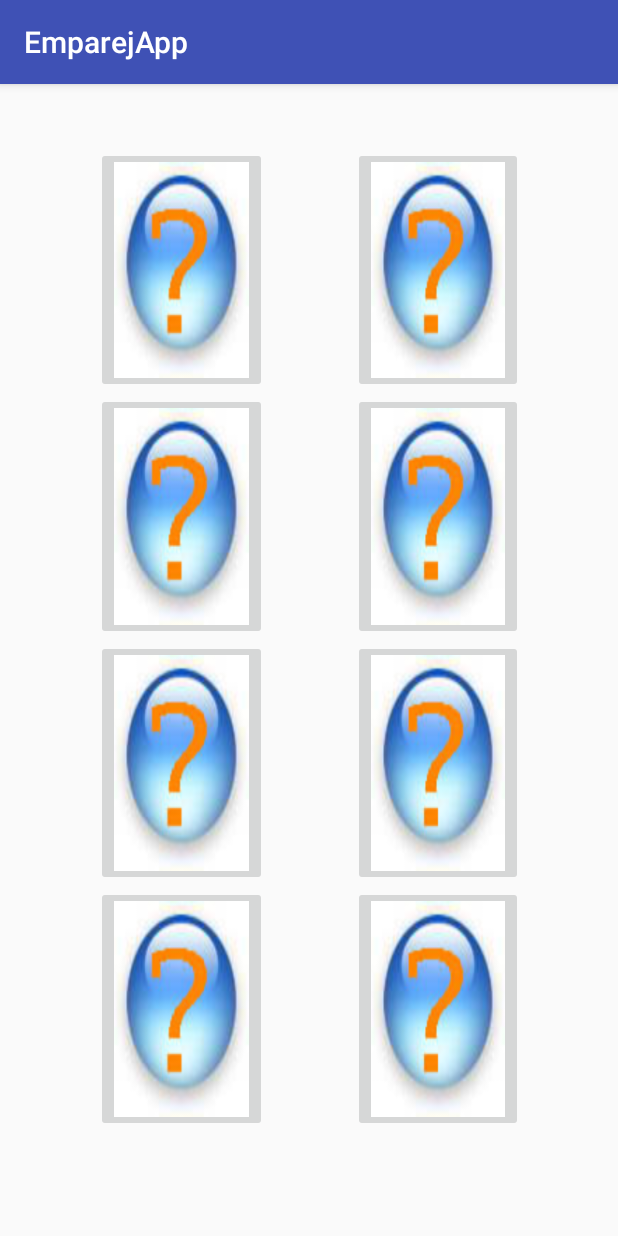
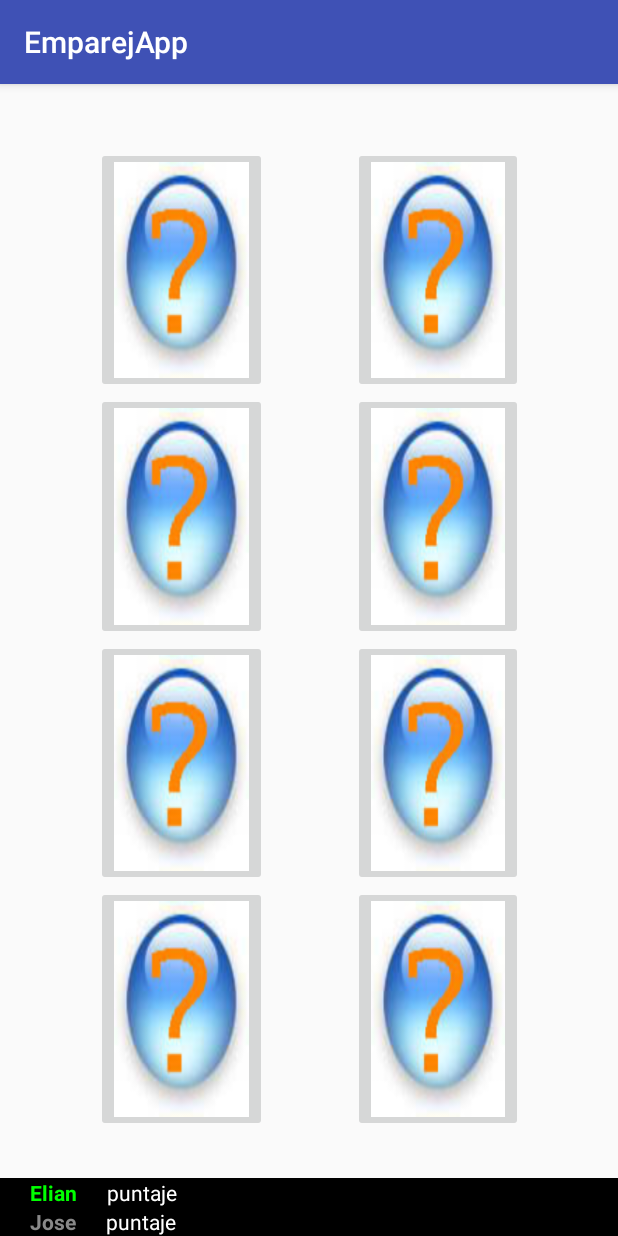
Before and after one commit to regionalNarino/EmparejApp, an Android app: the screen it shows after launch (MainActivity), on a phone screen of 412 x 824 dp. Run offline under Robolectric (Android 15) with nearby library versions, the phone set to English and light mode, and no system bars; 2 statements that could not run were skipped.

Commit message:
Main activity creado

```diff
--- a/app/src/main/java/com/example/worldskills/emparejapp/MainActivity.java
+++ b/app/src/main/java/com/example/worldskills/emparejapp/MainActivity.java
@@ -1,11 +1,13 @@
 package com.example.worldskills.emparejapp;
 
+import android.graphics.Color;
 import android.os.Handler;
 import android.support.v7.app.AppCompatActivity;
 import android.os.Bundle;
 import android.view.View;
 import android.widget.Button;
 import android.widget.ImageButton;
+import android.widget.TextView;
 import android.widget.Toast;
 
 public class MainActivity extends AppCompatActivity implements View.OnClickListener {
@@ -17,15 +19,14 @@ public class MainActivity extends AppCompatActivity implements View.OnClickListe
             R.drawable.nueve,R.drawable.diez,R.drawable.once,R.drawable.doce,R.drawable.trece,R.drawable.catorce,R.drawable.quince,R.drawable.dseis,
             R.drawable.dsiete,R.drawable.docho,R.drawable.dnueve,R.drawable.dveinte,
     };
-
     int imagenesAleatorias[]=new int[8];
     //construimos dos variables para comparar la igualdad de cada una
-
     int seleccionado1=0;
     int seleccionado2=0;
+    int idDefault[];
+    TextView tvJugadorUno,tvJugadorDos,tvPuntajeUno,tvPuntajeDos;
 
-    int idDefault[];
-
+    int turno;
 
     @Override
     protected void onCreate(Bundle savedInstanceState) {
@@ -51,10 +52,33 @@ public class MainActivity extends AppCompatActivity implements View.OnClickListe
         btn8.setOnClickListener(this);
 
         idDefault= new int[]{R.id.btn1,R.id.btn2,R.id.btn3,R.id.btn4,R.id.btn5,R.id.btn6,R.id.btn7,R.id.btn8};
-
         imagenAleatoria();//seleccionar las imagenes que van a aparecer en el juego
         cargarImagenesArray();// seleccionar en que posicion van a ir las imagenes
+
+        tvJugadorUno=findViewById(R.id.jugadorUno);
+        tvJugadorDos=findViewById(R.id.jugadorDos);
+        tvJugadorUno.setText(Usuario.jugadorUno);
+        tvJugadorDos.setText(Usuario.jugadorDos);
+
+        //definimos quien sera el primero en iniciar el juego.
+        turno= (int) (Math.random()*2);
+        cambiarColores();  //ahora cambiamos los colores para mostrarle al usuario quien comienza el juego
     }
+
+    private void cambiarColores() {
+        if (turno==0){
+            tvJugadorUno.setTextColor(Color.GREEN);
+            tvPuntajeUno.setTextColor(Color.GREEN);
+            tvJugadorDos.setTextColor(Color.GRAY);
+            tvPuntajeDos.setTextColor(Color.GRAY);
+        }else{
+            tvJugadorUno.setTextColor(Color.GRAY);
+            tvPuntajeUno.setTextColor(Color.GRAY);
+            tvJugadorDos.setTextColor(Color.GREEN);
+            tvPuntajeDos.setTextColor(Color.GREEN);
+        }
+    }
+
 
     private void cargarImagenesArray() {
         int contador=0;
--- a/app/src/main/java/com/example/worldskills/emparejapp/Usuario.java
+++ b/app/src/main/java/com/example/worldskills/emparejapp/Usuario.java
@@ -2,6 +2,6 @@ package com.example.worldskills.emparejapp;
 
 public class Usuario {
 
-    public static String jugadorUno="";
-    public static String jugadorDos="";
+    public static String jugadorUno="Elian";
+    public static String jugadorDos="Jose";
 }
--- a/app/src/main/res/layout/activity_main.xml
+++ b/app/src/main/res/layout/activity_main.xml
@@ -111,4 +111,57 @@
         app:layout_constraintStart_toEndOf="@+id/btn7"
         app:layout_constraintTop_toBottomOf="@+id/btn6"
         app:srcCompat="@drawable/quien" />
+
+    <LinearLayout
+        android:layout_width="match_parent"
+        android:layout_height="wrap_content"
+        android:background="#000"
+        app:layout_constraintBottom_toBottomOf="parent"
+        android:orientation="vertical"
+        app:layout_constraintStart_toStartOf="parent">
+
+        <LinearLayout
+            android:layout_width="wrap_content"
+            android:layout_height="wrap_content"
+            android:layout_marginLeft="20dp"
+            android:orientation="horizontal">
+            <TextView
+                android:layout_width="wrap_content"
+                android:layout_height="wrap_content"
+                android:id="@+id/jugadorUno"
+                android:textStyle="bold"
+                android:textColor="#fff"
+                android:text="hola"/>
+
+            <TextView
+                android:layout_width="wrap_content"
+                android:layout_height="wrap_content"
+                android:text="puntaje"
+                android:id="@+id/puntajeUno"
+                android:layout_marginLeft="20dp"
+                android:textColor="#fff"/>
+        </LinearLayout>
+        <LinearLayout
+            android:layout_width="wrap_content"
+            android:layout_height="wrap_content"
+            android:layout_marginLeft="20dp"
+            android:orientation="horizontal">
+            <TextView
+                android:layout_width="wrap_content"
+                android:layout_height="wrap_content"
+                android:textStyle="bold"
+                android:id="@+id/jugadorDos"
+                android:textColor="#fff"
+                android:text="hola"/>
+
+            <TextView
+                android:layout_width="wrap_content"
+                android:layout_height="wrap_content"
+                android:text="puntaje"
+                android:id="@+id/puntajeDos"
+                android:layout_marginLeft="20dp"
+                android:textColor="#fff"/>
+        </LinearLayout>
+
+    </LinearLayout>
 </android.support.constraint.ConstraintLayout>
```
